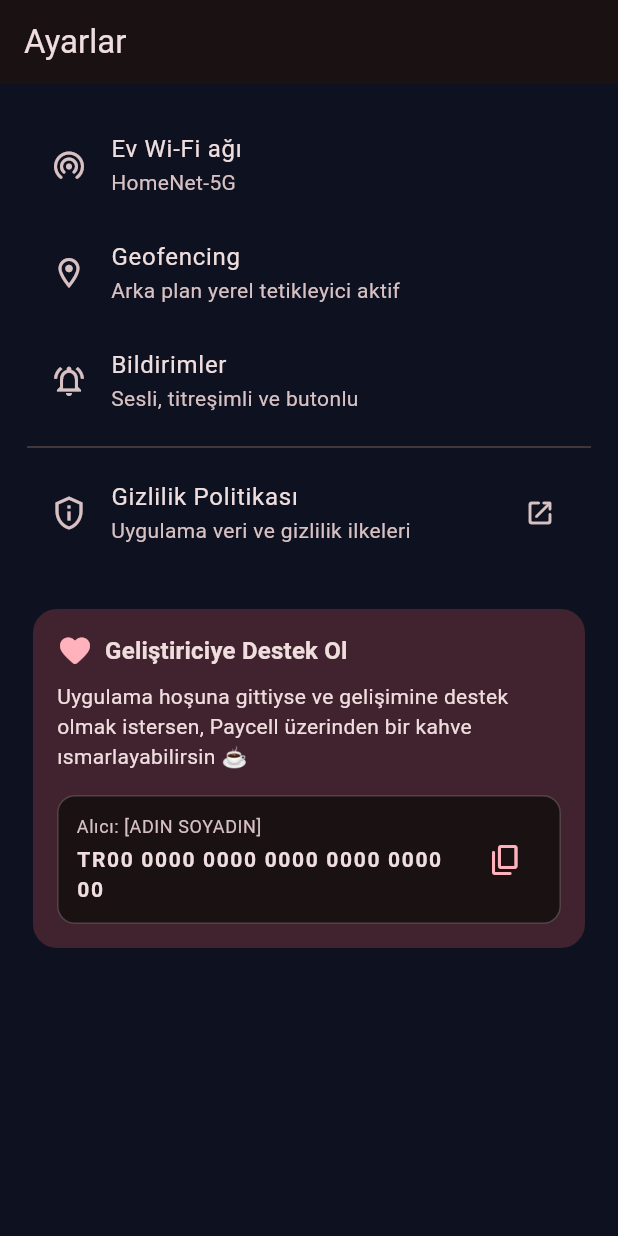
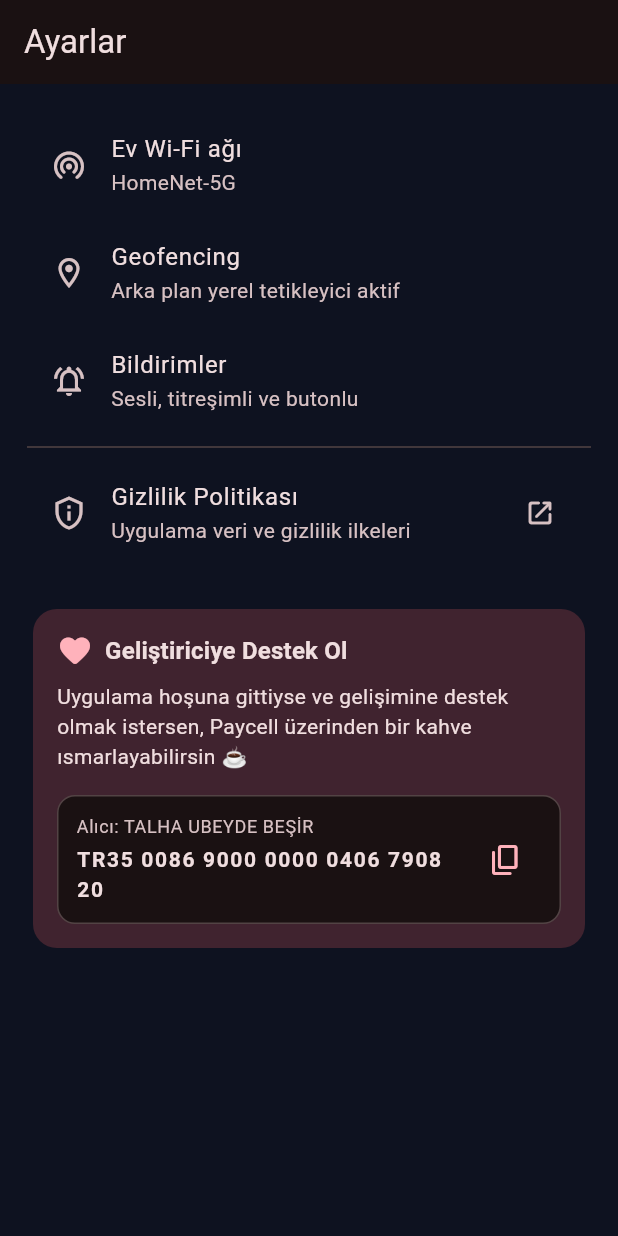
Before and after one commit to taliandre/Unutma-Ha-, a Flutter app: the SettingsScreen screen opened by its route, on a phone screen of 412 x 824 dp. Run offline on Flutter 3.47's test engine with Material 3 defaults, Android fonts, the phone set to English and light mode, and no system bars; our stand-ins replace audioplayers, connectivity_plus, file_picker, flutter_local_notifications, flutter_map, flutter_riverpod and 10 more; missing offline and left inert: flutter_background_service; accounts and stored records are empty.

Commit message:
Update Donation card with real Paycell IBAN and name

```diff
--- a/lib/features/settings/presentation/settings_screen.dart
+++ b/lib/features/settings/presentation/settings_screen.dart
@@ -79,14 +79,14 @@ class SettingsScreen extends StatelessWidget {
                             crossAxisAlignment: CrossAxisAlignment.start,
                             children: [
                               Text(
-                                'Alıcı: [ADIN SOYADIN]',
+                                'Alıcı: TALHA UBEYDE BEŞİR',
                                 style: Theme.of(context).textTheme.bodySmall?.copyWith(
                                       color: Theme.of(context).colorScheme.onSurfaceVariant,
                                     ),
                               ),
                               const SizedBox(height: 4),
                               Text(
-                                'TR00 0000 0000 0000 0000 0000 00',
+                                'TR35 0086 9000 0000 0406 7908 20',
                                 style: Theme.of(context).textTheme.bodyMedium?.copyWith(
                                       fontWeight: FontWeight.bold,
                                       letterSpacing: 1.1,
@@ -100,7 +100,7 @@ class SettingsScreen extends StatelessWidget {
                           tooltip: 'IBAN\'ı Kopyala',
                           onPressed: () async {
                             await Clipboard.setData(
-                              const ClipboardData(text: 'TR00 0000 0000 0000 0000 0000 00'),
+                              const ClipboardData(text: 'TR35 0086 9000 0000 0406 7908 20'),
                             );
                             if (context.mounted) {
                               ScaffoldMessenger.of(context).showSnackBar(
```
